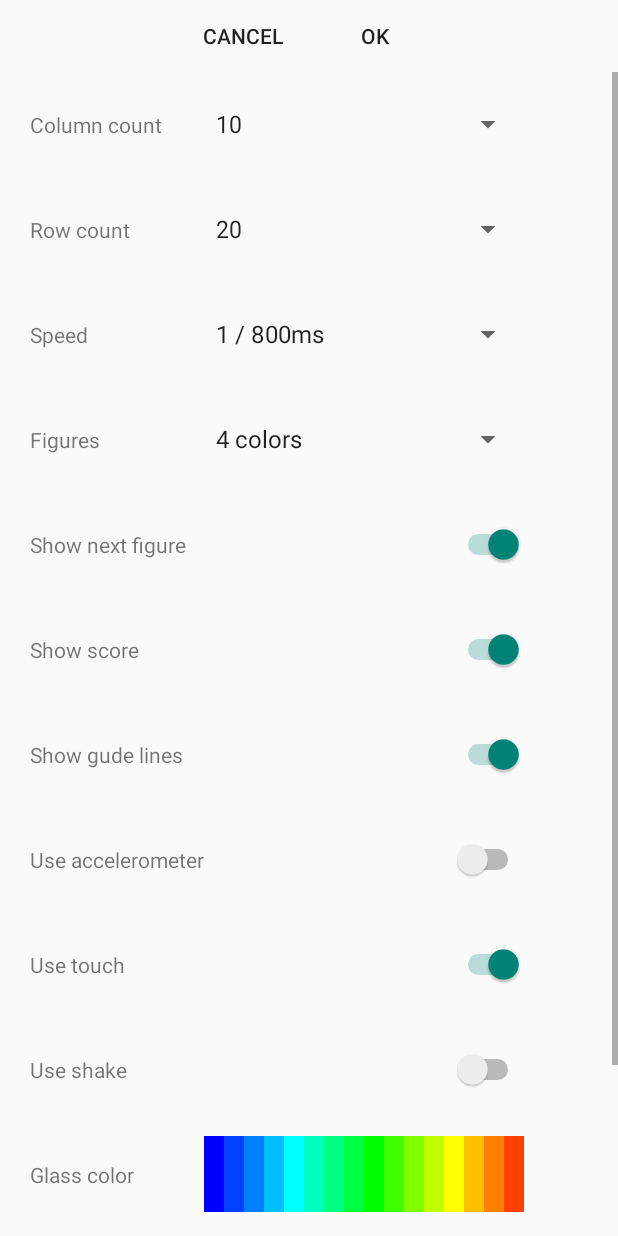
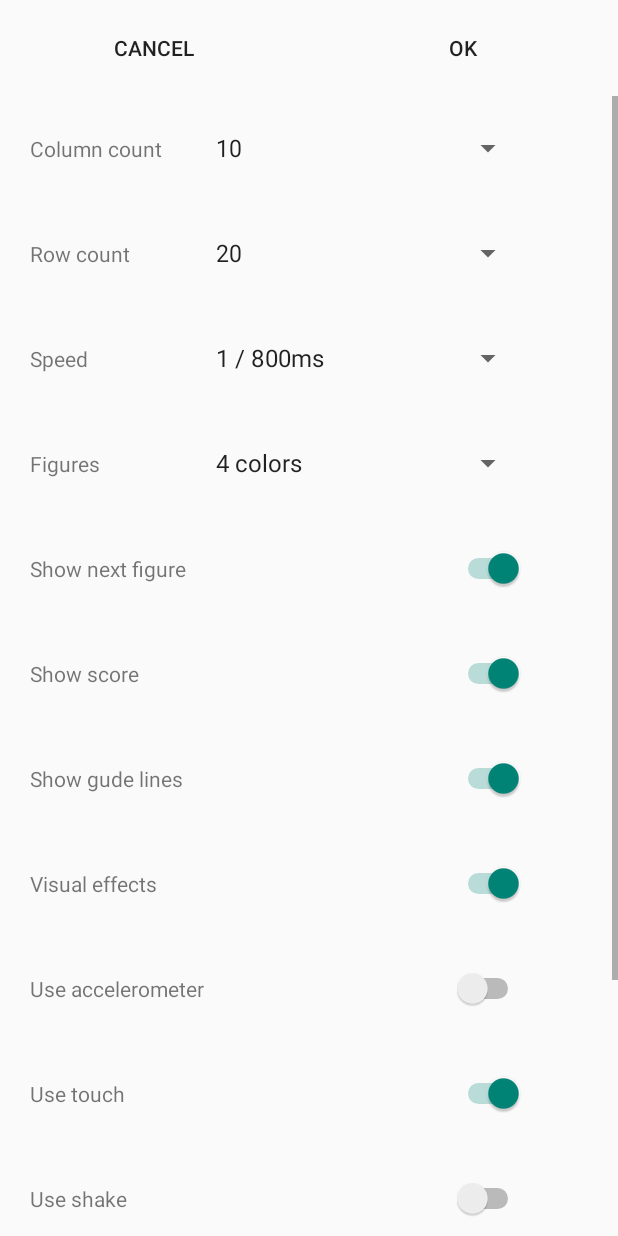
Before and after one commit to olegyurchenko/AndroidTetrisGame, an Android app: the ColorBallsActivity screen opened directly, with no data from a screen before it, in the options menu, after a tap on "Settings", on a phone screen of 412 x 824 dp. Run offline under Robolectric (Android 15) with nearby library versions, the light colour scheme and no system bars.

Commit message:
Add visual effects setting

```diff
--- a/app/src/main/java/ua/probe/oleg/tetrisgamecollection/SettingsActivity.java
+++ b/app/src/main/java/ua/probe/oleg/tetrisgamecollection/SettingsActivity.java
@@ -26,7 +26,7 @@ public class SettingsActivity extends Activity
   //EditText speedEdit, complexEdit;
   Spinner columnsSpinner, rowsSpinner, speedSpinner, complexSpinner;
   TetrisBase.Settings settings;
-  Switch showNextFigureSwitch, showScoreSwitch, showGudeLinesSwitch,
+  Switch showNextFigureSwitch, showScoreSwitch, showGudeLinesSwitch, visualEffectsSwitch,
     useAccelerometerSwitch, useTouchSwitch, useShakeSwitch;
 
   LineColorPicker glassColorPicker;
@@ -64,6 +64,7 @@ public class SettingsActivity extends Activity
     useAccelerometerSwitch = (Switch) findViewById(R.id.switch_use_accelerometer);
     useTouchSwitch = (Switch) findViewById(R.id.switch_use_touch);
     useShakeSwitch = (Switch) findViewById(R.id.switch_use_shake);
+    visualEffectsSwitch = (Switch) findViewById(R.id.switch_visual_effects);
 
     glassColorPicker = (LineColorPicker) findViewById(R.id.picker_glass_color);
     glassColorEdit = (EditText) findViewById(R.id.edit_glass_color);
@@ -221,6 +222,7 @@ public class SettingsActivity extends Activity
     useAccelerometerSwitch.setChecked(settings.useAccelerometer);
     useTouchSwitch.setChecked(settings.useTouch);
     useShakeSwitch.setChecked(settings.useShake);
+    visualEffectsSwitch.setChecked(settings.visualEffects);
 
     //speedEdit.setText("" + settings.tickTime);
     //complexEdit.setText("" + settings.complexRate);
@@ -255,6 +257,7 @@ public class SettingsActivity extends Activity
     settings.useAccelerometer = useAccelerometerSwitch.isChecked();
     settings.useTouch = useTouchSwitch.isChecked();
     settings.useShake = useShakeSwitch.isChecked();
+    settings.visualEffects = visualEffectsSwitch.isChecked();
 
     //Log.d("onClick", "settings.columnCount=" + settings.columnCount);
     //Log.d("onClick", "settings.rowCount=" + settings.rowCount);
--- a/app/src/main/java/ua/probe/oleg/tetrisgamecollection/TetrisBase.java
+++ b/app/src/main/java/ua/probe/oleg/tetrisgamecollection/TetrisBase.java
@@ -618,12 +618,24 @@ class TetrisBase {
     //private long score;
     private long scoreScale = 100;
 
+    /**
+     * Enable/Disable drawing guide lines
+     */
     private boolean drawGuideLines = true;
+
+    void setDrawGuideLines(boolean b) { drawGuideLines = b;}
     /**
      * virtualMode for clowned glasses (demo mode)
      */
     private boolean virtualMode = false;
 
+
+    /**
+     * Enable/Disable animation effects
+     */
+    private boolean effectsEnabled = true;
+
+    void setEffectsEnabled(boolean b) {effectsEnabled = b;}
     /**
      * Container squares
      */
@@ -1102,7 +1114,7 @@ class TetrisBase {
     }
 
     void removeSquere(int column, int row) {
-      if(virtualMode) { //Quick delete
+      if(virtualMode || !effectsEnabled) { //Quick delete
         put(column, row, null);
       }
       else {
@@ -1120,7 +1132,7 @@ class TetrisBase {
 
       put(srcColumn, srcRow, null);
 
-      if(virtualMode) { //Quick move
+      if(virtualMode || !effectsEnabled) { //Quick move
         put(dstColumn, dstRow, s);
       }
       else {
@@ -1309,6 +1321,7 @@ class TetrisBase {
     boolean useAccelerometer = false;
     boolean useTouch = true;
     boolean useShake = false;
+    boolean visualEffects = true;
     long randomSeed;
     int glassColor = Color.argb(80, 102, 204, 255);
     int statusColor = Color.rgb(229, 234, 171);
@@ -1351,6 +1364,7 @@ class TetrisBase {
       useAccelerometer = preferences.getBoolean("useAccelerometer", useAccelerometer);
       useTouch = preferences.getBoolean("useTouch", useTouch);
       useShake = preferences.getBoolean("useShake", useShake);
+      visualEffects = preferences.getBoolean("visualEffects", visualEffects);
       randomSeed = preferences.getLong("randomSeed", 0);
       glassColor = preferences.getInt("glassColor", glassColor);
 
@@ -1380,6 +1394,7 @@ class TetrisBase {
       ed.putBoolean("useAccelerometer", useAccelerometer);
       ed.putBoolean("useTouch", useTouch);
       ed.putBoolean("useShake", useShake);
+      ed.putBoolean("visualEffects", visualEffects);
       ed.putLong("randomSeed", randomSeed);
       ed.putInt("glassColor", glassColor);
       ed.putInt("statusColor", statusColor);
@@ -1507,6 +1522,8 @@ class TetrisBase {
       interval = settings.tickTime;
       glass.setBgColor(settings.glassColor);
       glass.setScoreScale(1); //TODK !
+      glass.setDrawGuideLines(settings.showGuideLines);
+      glass.setEffectsEnabled(settings.visualEffects);
     }
     /*============================================================*/
     void onSettingsChanged()
--- a/app/src/main/res/layout/activity_settings.xml
+++ b/app/src/main/res/layout/activity_settings.xml
@@ -11,23 +11,25 @@
 
     <LinearLayout
         android:layout_width="match_parent"
-        android:layout_height="wrap_content"
+        android:layout_height="64dp"
         android:gravity="center_horizontal"
         android:orientation="horizontal">
 
         <Button
             android:id="@+id/btn_cancel"
             style="@style/Widget.AppCompat.Button.Borderless"
-            android:layout_width="wrap_content"
-            android:layout_height="wrap_content"
+            android:layout_width="match_parent"
+            android:layout_height="match_parent"
+            android:layout_weight="1"
             android:onClick="onClick"
             android:text="@string/cancel"/>
 
         <Button
             android:id="@+id/btn_ok"
             style="@style/Widget.AppCompat.Button.Borderless"
-            android:layout_width="wrap_content"
-            android:layout_height="wrap_content"
+            android:layout_width="match_parent"
+            android:layout_height="match_parent"
+            android:layout_weight="1"
             android:onClick="onClick"
             android:text="@string/ok"/>
     </LinearLayout>
@@ -184,6 +186,23 @@
                     android:layout_width="wrap_content"
                     android:layout_height="wrap_content"
                     android:maxWidth="120dp"
+                    android:text="@string/visual_effects"/>
+
+                <Switch
+                    android:id="@+id/switch_visual_effects"
+                    android:layout_width="wrap_content"
+                    android:layout_height="50dp"
+                    />
+            </TableRow>
+
+            <TableRow
+                android:gravity="center_vertical"
+                android:minHeight="70dp">
+
+                <TextView
+                    android:layout_width="wrap_content"
+                    android:layout_height="wrap_content"
+                    android:maxWidth="120dp"
                     android:text="@string/use_accelerometer"/>
 
                 <Switch
--- a/app/src/main/res/values/strings.xml
+++ b/app/src/main/res/values/strings.xml
@@ -51,4 +51,5 @@
     <string name="glass_color">Glass color</string>
     <string name="game_over">Game over</string>
     <string name="figures">Figures</string>
+    <string name="visual_effects">Visual effects</string>
 </resources>
```
Also changed, not shown: 3 other files.
